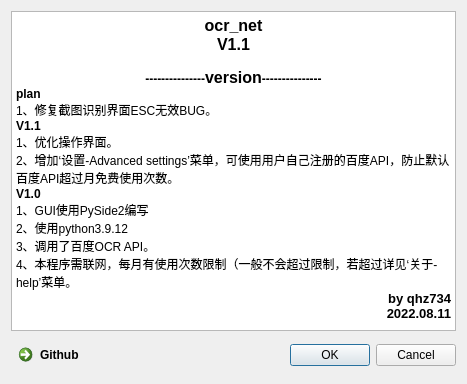
First picture: the form in qt_for_python/uic/window_v.ui, repository qhzgit734/OcrApi, before the edit.
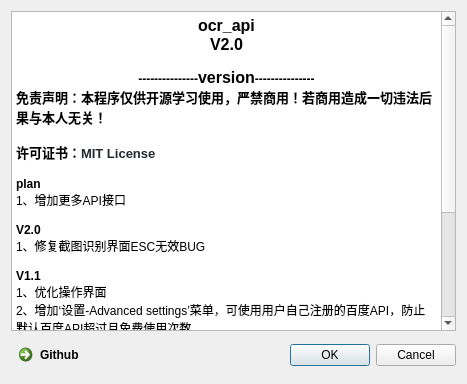
Second picture: the form after the edit.

The edit to the form file:
```diff
--- a/qt_for_python/uic/window_v.ui
+++ b/qt_for_python/uic/window_v.ui
@@ -31,22 +31,32 @@
 &lt;html&gt;&lt;head&gt;&lt;meta name=&quot;qrichtext&quot; content=&quot;1&quot; /&gt;&lt;style type=&quot;text/css&quot;&gt;
 p, li { white-space: pre-wrap; }
 &lt;/style&gt;&lt;/head&gt;&lt;body style=&quot; font-family:'SimSun'; font-size:9pt; font-weight:400; font-style:normal;&quot;&gt;
-&lt;p align=&quot;center&quot; style=&quot; margin-top:0px; margin-bottom:0px; margin-left:0px; margin-right:0px; -qt-block-indent:0; text-indent:0px;&quot;&gt;&lt;span style=&quot; font-size:12pt; font-weight:600;&quot;&gt;ocr_net&lt;/span&gt;&lt;/p&gt;
-&lt;p align=&quot;center&quot; style=&quot; margin-top:0px; margin-bottom:0px; margin-left:0px; margin-right:0px; -qt-block-indent:0; text-indent:0px;&quot;&gt;&lt;span style=&quot; font-size:12pt; font-weight:600;&quot;&gt;V1.1&lt;/span&gt;&lt;/p&gt;
+&lt;p align=&quot;center&quot; style=&quot; margin-top:0px; margin-bottom:0px; margin-left:0px; margin-right:0px; -qt-block-indent:0; text-indent:0px;&quot;&gt;&lt;span style=&quot; font-size:12pt; font-weight:600;&quot;&gt;ocr_api&lt;/span&gt;&lt;/p&gt;
+&lt;p align=&quot;center&quot; style=&quot; margin-top:0px; margin-bottom:0px; margin-left:0px; margin-right:0px; -qt-block-indent:0; text-indent:0px;&quot;&gt;&lt;span style=&quot; font-size:12pt; font-weight:600;&quot;&gt;V2.0&lt;/span&gt;&lt;/p&gt;
 &lt;p align=&quot;right&quot; style=&quot;-qt-paragraph-type:empty; margin-top:0px; margin-bottom:0px; margin-left:0px; margin-right:0px; -qt-block-indent:0; text-indent:0px;&quot;&gt;&lt;br /&gt;&lt;/p&gt;
 &lt;p align=&quot;center&quot; style=&quot; margin-top:0px; margin-bottom:0px; margin-left:0px; margin-right:0px; -qt-block-indent:0; text-indent:0px;&quot;&gt;&lt;span style=&quot; font-weight:600;&quot;&gt;---------------&lt;/span&gt;&lt;span style=&quot; font-size:12pt; font-weight:600;&quot;&gt;version&lt;/span&gt;&lt;span style=&quot; font-weight:600;&quot;&gt;---------------&lt;/span&gt;&lt;/p&gt;
+&lt;p style=&quot; margin-top:0px; margin-bottom:0px; margin-left:0px; margin-right:0px; -qt-block-indent:0; text-indent:0px;&quot;&gt;&lt;span style=&quot; font-size:10pt; font-weight:600;&quot;&gt;免责声明：本程序仅供开源学习使用，严禁商用！若商用造成一切违法后果与本人无关！&lt;/span&gt;&lt;/p&gt;
+&lt;p style=&quot;-qt-paragraph-type:empty; margin-top:0px; margin-bottom:0px; margin-left:0px; margin-right:0px; -qt-block-indent:0; text-indent:0px; font-size:10pt; font-weight:600;&quot;&gt;&lt;br /&gt;&lt;/p&gt;
+&lt;p style=&quot; margin-top:0px; margin-bottom:0px; margin-left:0px; margin-right:0px; -qt-block-indent:0; text-indent:0px;&quot;&gt;&lt;span style=&quot; font-size:10pt; font-weight:600;&quot;&gt;许可证书：&lt;/span&gt;&lt;span style=&quot; font-family:'ui-monospace','SFMono-Regular','SF Mono','Menlo','Consolas','Liberation Mono','monospace'; font-size:10pt; font-weight:600; color:#24292f; background-color:#ffffff;&quot;&gt;MIT License&lt;/span&gt;&lt;/p&gt;
+&lt;p style=&quot;-qt-paragraph-type:empty; margin-top:0px; margin-bottom:0px; margin-left:0px; margin-right:0px; -qt-block-indent:0; text-indent:0px; font-family:'ui-monospace','SFMono-Regular','SF Mono','Menlo','Consolas','Liberation Mono','monospace'; font-size:10pt; font-weight:600; color:#24292f;&quot;&gt;&lt;br /&gt;&lt;/p&gt;
 &lt;p style=&quot; margin-top:0px; margin-bottom:0px; margin-left:0px; margin-right:0px; -qt-block-indent:0; text-indent:0px;&quot;&gt;&lt;span style=&quot; font-weight:600;&quot;&gt;plan&lt;/span&gt;&lt;/p&gt;
-&lt;p style=&quot; margin-top:0px; margin-bottom:0px; margin-left:0px; margin-right:0px; -qt-block-indent:0; text-indent:0px;&quot;&gt;1、修复截图识别界面ESC无效BUG。&lt;/p&gt;
+&lt;p style=&quot; margin-top:0px; margin-bottom:0px; margin-left:0px; margin-right:0px; -qt-block-indent:0; text-indent:0px;&quot;&gt;1、增加更多API接口&lt;/p&gt;
+&lt;p style=&quot;-qt-paragraph-type:empty; margin-top:0px; margin-bottom:0px; margin-left:0px; margin-right:0px; -qt-block-indent:0; text-indent:0px;&quot;&gt;&lt;br /&gt;&lt;/p&gt;
+&lt;p style=&quot; margin-top:0px; margin-bottom:0px; margin-left:0px; margin-right:0px; -qt-block-indent:0; text-indent:0px;&quot;&gt;&lt;span style=&quot; font-weight:600;&quot;&gt;V2.0&lt;/span&gt;&lt;/p&gt;
+&lt;p style=&quot; margin-top:0px; margin-bottom:0px; margin-left:0px; margin-right:0px; -qt-block-indent:0; text-indent:0px;&quot;&gt;1、修复截图识别界面ESC无效BUG&lt;/p&gt;
+&lt;p style=&quot;-qt-paragraph-type:empty; margin-top:0px; margin-bottom:0px; margin-left:0px; margin-right:0px; -qt-block-indent:0; text-indent:0px;&quot;&gt;&lt;br /&gt;&lt;/p&gt;
 &lt;p style=&quot; margin-top:0px; margin-bottom:0px; margin-left:0px; margin-right:0px; -qt-block-indent:0; text-indent:0px;&quot;&gt;&lt;span style=&quot; font-weight:600;&quot;&gt;V1.1&lt;/span&gt;&lt;/p&gt;
-&lt;p style=&quot; margin-top:0px; margin-bottom:0px; margin-left:0px; margin-right:0px; -qt-block-indent:0; text-indent:0px;&quot;&gt;1、优化操作界面。&lt;/p&gt;
-&lt;p style=&quot; margin-top:0px; margin-bottom:0px; margin-left:0px; margin-right:0px; -qt-block-indent:0; text-indent:0px;&quot;&gt;2、增加‘设置-Advanced settings’菜单，可使用用户自己注册的百度API，防止默认百度API超过月免费使用次数。&lt;/p&gt;
+&lt;p style=&quot; margin-top:0px; margin-bottom:0px; margin-left:0px; margin-right:0px; -qt-block-indent:0; text-indent:0px;&quot;&gt;1、优化操作界面&lt;/p&gt;
+&lt;p style=&quot; margin-top:0px; margin-bottom:0px; margin-left:0px; margin-right:0px; -qt-block-indent:0; text-indent:0px;&quot;&gt;2、增加‘设置-Advanced settings’菜单，可使用用户自己注册的百度API，防止默认百度API超过月免费使用次数&lt;/p&gt;
+&lt;p style=&quot;-qt-paragraph-type:empty; margin-top:0px; margin-bottom:0px; margin-left:0px; margin-right:0px; -qt-block-indent:0; text-indent:0px;&quot;&gt;&lt;br /&gt;&lt;/p&gt;
 &lt;p style=&quot; margin-top:0px; margin-bottom:0px; margin-left:0px; margin-right:0px; -qt-block-indent:0; text-indent:0px;&quot;&gt;&lt;span style=&quot; font-weight:600;&quot;&gt;V1.0&lt;/span&gt;&lt;/p&gt;
 &lt;p style=&quot; margin-top:0px; margin-bottom:0px; margin-left:0px; margin-right:0px; -qt-block-indent:0; text-indent:0px;&quot;&gt;1、GUI使用PySide2编写&lt;/p&gt;
 &lt;p style=&quot; margin-top:0px; margin-bottom:0px; margin-left:0px; margin-right:0px; -qt-block-indent:0; text-indent:0px;&quot;&gt;2、使用python3.9.12&lt;/p&gt;
-&lt;p style=&quot; margin-top:0px; margin-bottom:0px; margin-left:0px; margin-right:0px; -qt-block-indent:0; text-indent:0px;&quot;&gt;3、调用了百度OCR API。&lt;/p&gt;
-&lt;p style=&quot; margin-top:0px; margin-bottom:0px; margin-left:0px; margin-right:0px; -qt-block-indent:0; text-indent:0px;&quot;&gt;4、本程序需联网，每月有使用次数限制（一般不会超过限制，若超过详见‘关于-help’菜单。&lt;/p&gt;
+&lt;p style=&quot; margin-top:0px; margin-bottom:0px; margin-left:0px; margin-right:0px; -qt-block-indent:0; text-indent:0px;&quot;&gt;3、调用了百度OCR API&lt;/p&gt;
+&lt;p style=&quot; margin-top:0px; margin-bottom:0px; margin-left:0px; margin-right:0px; -qt-block-indent:0; text-indent:0px;&quot;&gt;4、截图功能参考github上的textshot.py&lt;/p&gt;
+&lt;p style=&quot; margin-top:0px; margin-bottom:0px; margin-left:0px; margin-right:0px; -qt-block-indent:0; text-indent:0px;&quot;&gt;5、本程序需联网，每月有使用次数限制（一般不会超过限制，若超过详见‘关于-help’菜单&lt;/p&gt;
 &lt;p align=&quot;right&quot; style=&quot; margin-top:0px; margin-bottom:0px; margin-left:0px; margin-right:0px; -qt-block-indent:0; text-indent:0px;&quot;&gt;&lt;span style=&quot; font-size:10pt; font-weight:600;&quot;&gt;by qhz734&lt;/span&gt;&lt;/p&gt;
-&lt;p align=&quot;right&quot; style=&quot; margin-top:0px; margin-bottom:0px; margin-left:0px; margin-right:0px; -qt-block-indent:0; text-indent:0px;&quot;&gt;&lt;span style=&quot; font-size:10pt; font-weight:600;&quot;&gt;2022.08.11&lt;/span&gt;&lt;/p&gt;&lt;/body&gt;&lt;/html&gt;</string>
+&lt;p align=&quot;right&quot; style=&quot; margin-top:0px; margin-bottom:0px; margin-left:0px; margin-right:0px; -qt-block-indent:0; text-indent:0px;&quot;&gt;&lt;span style=&quot; font-size:10pt; font-weight:600;&quot;&gt;2022.08.24&lt;/span&gt;&lt;/p&gt;&lt;/body&gt;&lt;/html&gt;</string>
      </property>
     </widget>
    </item>
```
